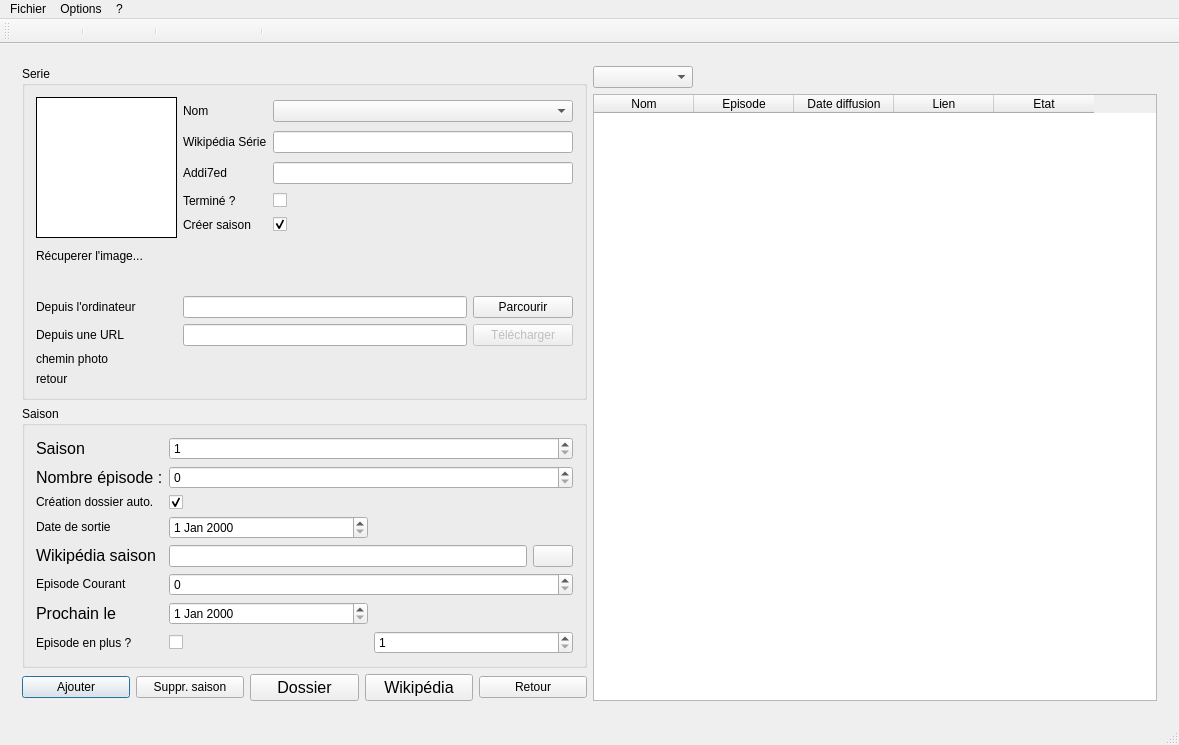
Eranos31/Series_Manager, file fenetreprincipale.ui: the form before one commit.
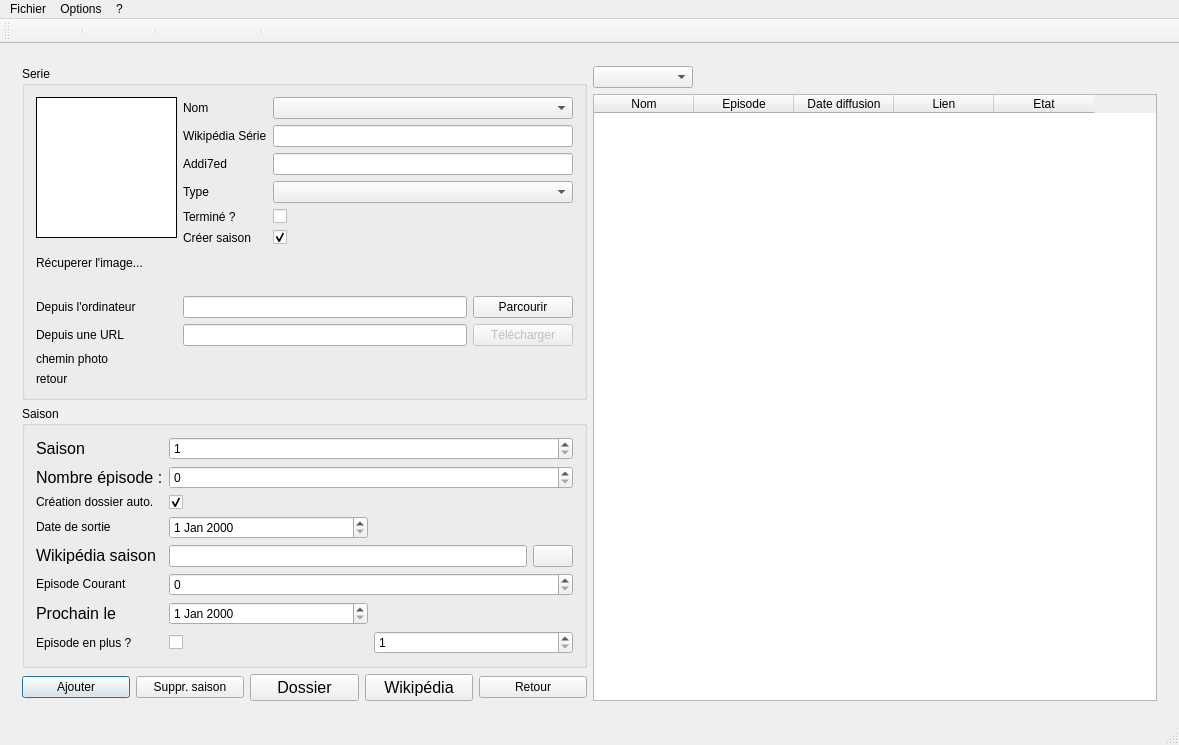
The form after the commit. The open tabs and pages were chosen to show the change. Icons and pictures are not drawn.

```diff
--- a/fenetreprincipale.ui
+++ b/fenetreprincipale.ui
@@ -883,14 +883,14 @@
                    </property>
                   </widget>
                  </item>
-                 <item row="4" column="0">
+                 <item row="5" column="0">
                   <widget class="QLabel" name="pageAjoutModifLabelCreerSaison">
                    <property name="text">
                     <string>Créer saison</string>
                    </property>
                   </widget>
                  </item>
-                 <item row="4" column="1">
+                 <item row="5" column="1">
                   <widget class="QCheckBox" name="pageAjoutModifCheckBoxCreerSaison">
                    <property name="text">
                     <string/>
@@ -900,20 +900,30 @@
                    </property>
                   </widget>
                  </item>
-                 <item row="3" column="0">
+                 <item row="4" column="0">
                   <widget class="QLabel" name="pageAjoutModifLabelTermine">
                    <property name="text">
                     <string>Terminé ?</string>
                    </property>
                   </widget>
                  </item>
-                 <item row="3" column="1">
+                 <item row="4" column="1">
                   <widget class="QCheckBox" name="pageAjoutModifCheckBoxTermine">
                    <property name="text">
                     <string/>
                    </property>
                   </widget>
                  </item>
+                 <item row="3" column="0">
+                  <widget class="QLabel" name="label_9">
+                   <property name="text">
+                    <string>Type</string>
+                   </property>
+                  </widget>
+                 </item>
+                 <item row="3" column="1">
+                  <widget class="QComboBox" name="pageAjoutModifComboBoxTypeSerie"/>
+                 </item>
                 </layout>
                </item>
                <item row="2" column="0">
```
Left out of the diff: 12 changed lines with no effect on the pictures.
